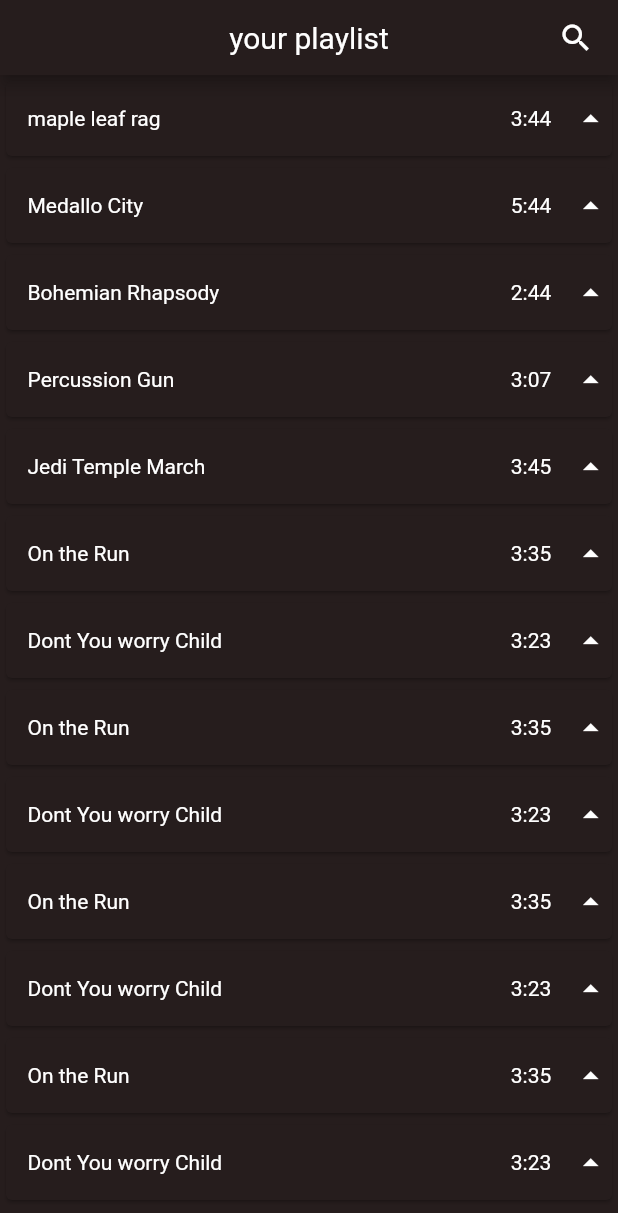
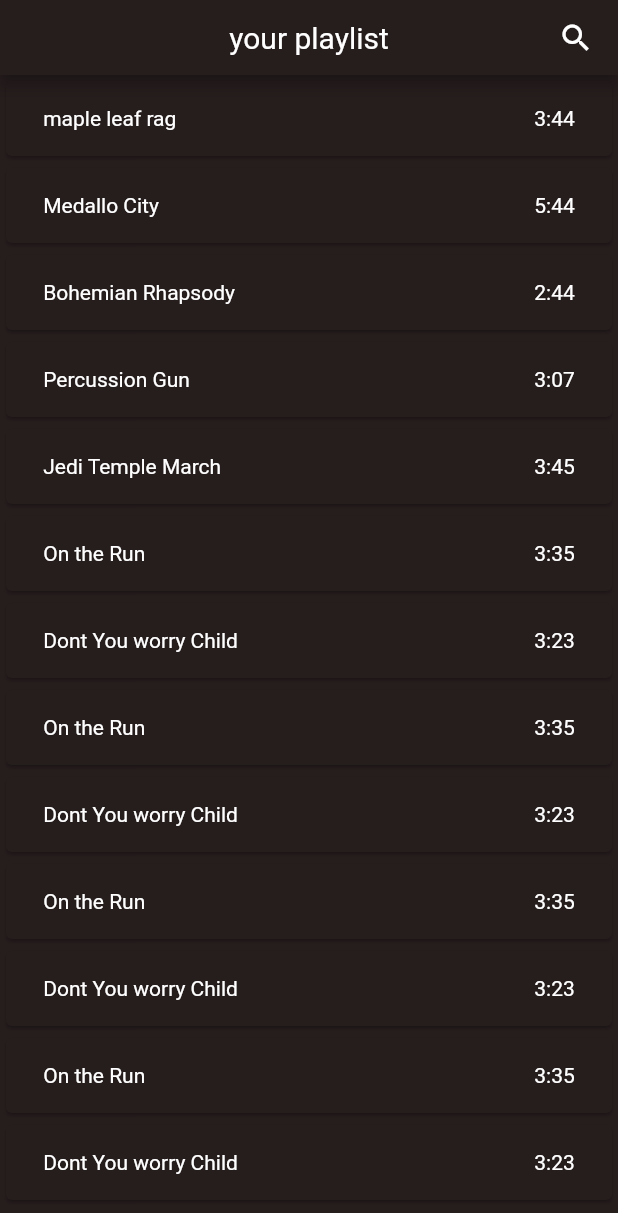
Before and after one commit to carterjswift/sharkjam, a Flutter app: the screen it shows after launch, on a phone screen of 412 x 824 dp. Shown: the top 1213 px of the screen. Run offline on Flutter 3.47's test engine with Material 2 defaults, Android fonts, the phone set to English and light mode, and no system bars; our stand-ins replace flutter_dotenv, youtube_player_flutter; missing offline and left inert: youtube_api.

```diff
--- a/lib/player.dart
+++ b/lib/player.dart
@@ -73,15 +73,15 @@ class _PlayListState extends State<PlayListMainScreen> {
                 )),
           ),
           Padding(padding: EdgeInsets.fromLTRB(10, 0, 0, 0)),
-          GestureDetector(
-            child: Icon(
-              Icons.arrow_drop_up,
-              color: Colors.white,
-            ),
-            onTap: () {
-              print('bump-up');
-            },
-          ),
+          // GestureDetector(
+          //   child: Icon(
+          //     Icons.arrow_drop_up,
+          //     color: Colors.white,
+          //   ),
+          //   onTap: () {
+          //     print('bump-up');
+          //   },
+          // ),
         ],
       ),
     );
@@ -305,7 +305,7 @@ class MusicControl extends StatefulWidget {
   @override
   _MusicControlState createState() => _MusicControlState(index);
 }
-// Original Music Control class.
+
 class _MusicControlState extends State<MusicControl> {
   int currentSongIndex;
 
```
